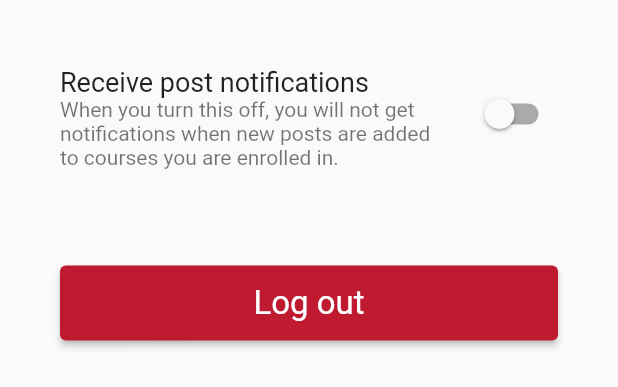
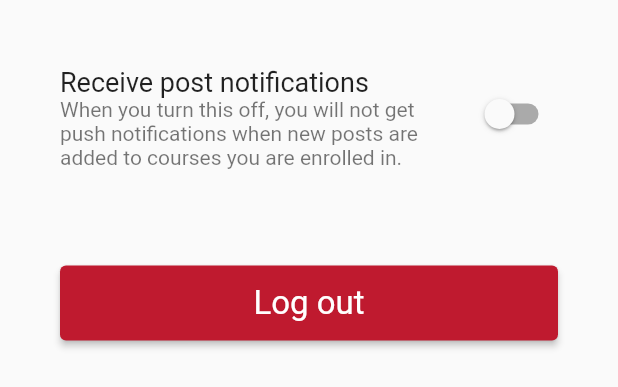
Before and after one commit to AyaFayed/GUC-Connect, a Flutter app: the Settings widget shown alone on an empty page, opened directly, on a phone screen of 412 x 824 dp. Shown: the top 387 px of the screen. Run offline on Flutter 3.47's test engine with Material 2 defaults, Android fonts, the phone set to English and light mode, and no system bars; our stand-ins replace cloud_firestore, file_picker, firebase_auth, firebase_core, firebase_messaging, firebase_storage and 6 more; missing offline and left inert: flutter_downloader; accounts and stored records are empty.

Commit message:
Update settings.dart

```diff
--- a/lib/screens/settings/settings.dart
+++ b/lib/screens/settings/settings.dart
@@ -59,7 +59,7 @@ class _SettingsState extends State<Settings> {
                           style: TextStyle(fontSize: Sizes.small),
                         ),
                         subtitle: const Text(
-                          'When you turn this off, you will not get notifications when new posts are added to courses you are enrolled in.',
+                          'When you turn this off, you will not get push notifications when new posts are added to courses you are enrolled in.',
                         ),
                         value: _currentUser?.allowPostNotifications ?? true,
                         onChanged: setPostNotifications),
```
